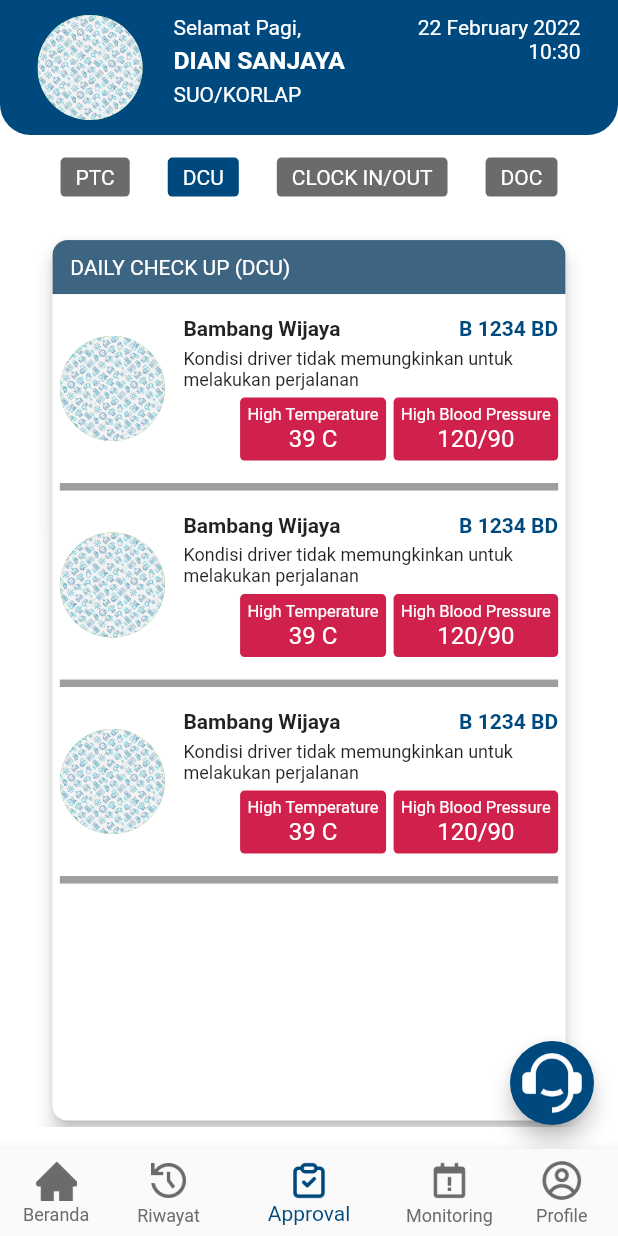
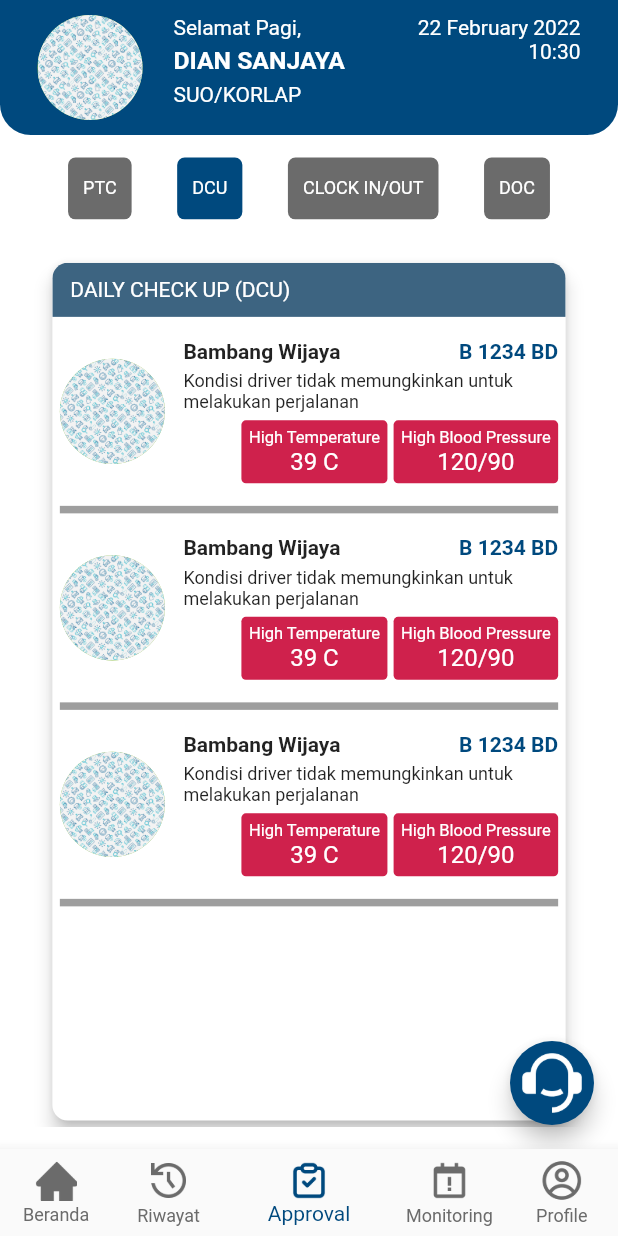
Before and after one commit to uzixCode/par-mobile, a Flutter app: the MainSUOPage screen opened directly, item 3 of the bottom bar chosen, after a tap on "DCU", on a phone screen of 412 x 824 dp. Run offline on Flutter 3.47's test engine with Material 2 defaults, Android fonts, the phone set to English and light mode, and no system bars; our stand-ins replace dio, fluttertoast, get, percent_indicator.

Commit message:
added section tab bar monitoring suo

```diff
--- a/lib/controllers/suo/main/main_suo_page_controller.dart
+++ b/lib/controllers/suo/main/main_suo_page_controller.dart
@@ -6,6 +6,7 @@ import 'package:intl/intl.dart';
 import 'package:par_mobile/views/suo/approval/approval_suo_page.dart';
 import 'package:par_mobile/views/suo/beranda/beranda_suo_page.dart';
 import 'package:get/get.dart';
+import 'package:par_mobile/views/suo/monitoring/monitoring_suo_page.dart';
 
 class MainSUOPageController extends GetxController {
   var dateTimeNow = DateTime.now().obs;
@@ -15,7 +16,7 @@ class MainSUOPageController extends GetxController {
     const BerandaSUOPage(),
     const BerandaSUOPage(),
     const ApprovalSUOPage(),
-    const BerandaSUOPage(),
+    const MonitoringSUOPage(),
     const BerandaSUOPage(),
   ];
   PageController pageController = PageController(initialPage: 0, keepPage: false);
--- /dev/null
+++ b/lib/controllers/suo/monitoring/monitoring_suo_page_controller.dart
@@ -0,0 +1,30 @@
+import 'package:flutter/material.dart';
+import 'package:get/get.dart';
+import 'package:par_mobile/views/suo/monitoring/components/summary_driver_score_section.dart';
+import 'package:par_mobile/views/suo/monitoring/components/summary_fit_dcu_section.dart';
+import 'package:par_mobile/views/suo/monitoring/components/summary_vehicle_score_section.dart';
+import 'package:par_mobile/views/suo/monitoring/components/user_feedback_section.dart';
+
+class MonitoringSUOPageController extends GetxController {
+  var index = 0.obs;
+  List<Widget> tab = [
+    SummaryFitDCUSection(),
+    SummaryVehicleScoreSection(),
+    SummaryDriverScoreSection(),
+    UserFeedbackSection(),
+  ];
+  PageController tabController = PageController(initialPage: 0, keepPage: false);
+  void changeTab(int indexi, {bool? isAnimateTo}) {
+    index.value = indexi;
+    if (isAnimateTo ?? false) {
+      tabController.animateToPage(index.value, duration: const Duration(milliseconds: 400), curve: Curves.linear);
+    }
+    update();
+  }
+
+  @override
+  void onInit() {
+    // TODO: implement onInit
+    super.onInit();
+  }
+}
--- a/lib/views/suo/approval/components/body.dart
+++ b/lib/views/suo/approval/components/body.dart
@@ -73,15 +73,4 @@ class Body extends StatelessWidget {
       ),
     );
   }
-
-  Container buttonSectionApproval(String title) {
-    return Container(
-      decoration: BoxDecoration(color: allColor.primary, borderRadius: BorderRadius.circular(3)),
-      padding: EdgeInsets.symmetric(horizontal: 10, vertical: 5),
-      child: Text(
-        title,
-        style: TextStyle(color: Colors.white),
-      ),
-    );
-  }
 }
--- a/lib/views/suo/approval/components/dcu_section.dart
+++ b/lib/views/suo/approval/components/dcu_section.dart
@@ -81,15 +81,12 @@ class DCUSection extends StatelessWidget {
                                           children: const [
                                             Text("High Temperature",
                                                 style: TextStyle(color: Colors.white, fontSize: 11)),
-                                            SizedBox(
-                                              width: 5,
-                                            ),
                                             Text("39 C", style: TextStyle(color: Colors.white, fontSize: 16))
                                           ],
                                         ),
                                       ),
-                                      const SizedBox(
-                                        width: 5,
+                                      SizedBox(
+                                        width: Get.width * 0.01,
                                       ),
                                       Container(
                                         padding: const EdgeInsets.all(5),
@@ -102,9 +99,6 @@ class DCUSection extends StatelessWidget {
                                           children: const [
                                             Text("High Blood Pressure",
                                                 maxLines: 2, style: TextStyle(color: Colors.white, fontSize: 11)),
-                                            SizedBox(
-                                              width: 5,
-                                            ),
                                             Text("120/90", style: TextStyle(color: Colors.white, fontSize: 16))
                                           ],
                                         ),
--- /dev/null
+++ b/lib/views/suo/monitoring/components/body.dart
@@ -0,0 +1,90 @@
+import 'package:flutter/material.dart';
+import 'package:get/get.dart';
+import 'package:par_mobile/controllers/suo/monitoring/monitoring_suo_page_controller.dart';
+import 'package:par_mobile/widgets/tabbar_item.dart';
+
+class Body extends StatelessWidget {
+  Body({Key? key}) : super(key: key);
+  MonitoringSUOPageController controller = Get.put(MonitoringSUOPageController());
+
+  @override
+  Widget build(BuildContext context) {
+    return SafeArea(
+      child: Padding(
+        padding: EdgeInsets.all(15),
+        child: Column(
+          children: [
+            Obx(
+              () => Row(
+                mainAxisAlignment: MainAxisAlignment.spaceEvenly,
+                children: [
+                  Flexible(
+                    child: TabBarItem(
+                      label: "DCU",
+                      currentIndex: controller.index.value,
+                      compareIndex: 0,
+                      onTap: () {
+                        controller.changeTab(0, isAnimateTo: true);
+                      },
+                    ),
+                  ),
+                  SizedBox(
+                    width: Get.width * 0.01,
+                  ),
+                  Flexible(
+                    child: TabBarItem(
+                      label: "Vehicle Score",
+                      currentIndex: controller.index.value,
+                      compareIndex: 1,
+                      onTap: () {
+                        controller.changeTab(1, isAnimateTo: true);
+                      },
+                    ),
+                  ),
+                  SizedBox(
+                    width: Get.width * 0.01,
+                  ),
+                  Flexible(
+                    child: TabBarItem(
+                      label: "Driver Score",
+                      currentIndex: controller.index.value,
+                      compareIndex: 2,
+                      onTap: () {
+                        controller.changeTab(2, isAnimateTo: true);
+                      },
+                    ),
+                  ),
+                  SizedBox(
+                    width: Get.width * 0.01,
+                  ),
+                  Flexible(
+                    child: TabBarItem(
+                      label: "User Feedback",
+                      currentIndex: controller.index.value,
+                      compareIndex: 3,
+                      onTap: () {
+                        controller.changeTab(3, isAnimateTo: true);
+                      },
+                    ),
+                  ),
+                ],
+              ),
+            ),
+            SizedBox(
+              height: 10,
+            ),
+            Expanded(
+              child: PageView(
+                controller: controller.tabController,
+                children: controller.tab,
+                onPageChanged: (index) {
+                  controller.changeTab(index);
+                },
+              ),
+            ),
+          ],
+        ),
+      ),
+    );
+  }
+}
--- /dev/null
+++ b/lib/views/suo/monitoring/components/summary_driver_score_section.dart
@@ -0,0 +1,12 @@
+import 'package:flutter/material.dart';
+
+class SummaryDriverScoreSection extends StatelessWidget {
+  const SummaryDriverScoreSection({ Key? key }) : super(key: key);
+
+  @override
+  Widget build(BuildContext context) {
+    return Container(
+
+    );
+  }
+}
--- /dev/null
+++ b/lib/views/suo/monitoring/components/summary_fit_dcu_section.dart
@@ -0,0 +1,94 @@
+import 'package:flutter/material.dart';
+import 'package:get/get.dart';
+import 'package:par_mobile/constants/all_color.dart';
+import 'package:par_mobile/widgets/basecard.dart';
+import 'package:percent_indicator/linear_percent_indicator.dart';
+
+class SummaryFitDCUSection extends StatelessWidget {
+  const SummaryFitDCUSection({Key? key}) : super(key: key);
+
+  @override
+  Widget build(BuildContext context) {
+    return BaseCard(
+      label: "RANGKUMAT FIT UNFIT",
+      child: Expanded(
+        child: Padding(
+          padding: const EdgeInsets.fromLTRB(10, 0, 10, 10),
+          child: ListView.builder(
+              itemCount: 5,
+              itemBuilder: (context, index) {
+                return InkWell(
+                  onTap: () {},
+                  child: Column(
+                    children: [
+                      Container(
+                        margin: const EdgeInsets.only(bottom: 15, top: 15),
+                        child: Column(
+                          crossAxisAlignment: CrossAxisAlignment.start,
+                          children: [
+                            Row(
+                              mainAxisAlignment: MainAxisAlignment.spaceBetween,
+                              children: [
+                                const Text(
+                                  "01 Des 2021",
+                                  style: const TextStyle(fontWeight: FontWeight.bold),
+                                ),
+                                Text(
+                                  "1/8",
+                                  style: TextStyle(color: allColor.primary, fontWeight: FontWeight.bold),
+                                )
+                              ],
+                            ),
+                            const SizedBox(
+                              height: 5,
+                            ),
+                            Row(
+                              mainAxisAlignment: MainAxisAlignment.spaceBetween,
+                              children: [
+                                Expanded(
+                                  child: LinearPercentIndicator(
+                                    lineHeight: 10.0,
+                                    linearStrokeCap: LinearStrokeCap.roundAll,
+                                    percent: 0.13,
+                                    barRadius: Radius.circular(15),
+                                    animationDuration: 2000,
+                                    animation: true,
+                                    progressColor: allColor.green,
+                                  ),
+                                ),
+                                SizedBox(
+                                  width: Get.width * 0.05,
+                                ),
+                                const Text(
+                                  "13%",
+                                  maxLines: 4,
+                                  style: TextStyle(fontSize: 18, fontWeight: FontWeight.bold),
+                                ),
+                              ],
+                            ),
+                            const SizedBox(
+                              height: 5,
+                            ),
+                            const Text(
+                              "FIT : 1 | UNFIT : 0",
+                              style: TextStyle(fontSize: 12),
+                            )
+                          ],
+                        ),
+                      ),
+                      Container(
+                        width: double.infinity,
+                        height: 5,
+                        decoration: BoxDecoration(
+                          color: Colors.grey,
+                        ),
+                      ),
+                    ],
+                  ),
+                );
+              }),
+        ),
+      ),
+    );
+  }
+}
--- /dev/null
+++ b/lib/views/suo/monitoring/components/summary_vehicle_score_section.dart
@@ -0,0 +1,12 @@
+import 'package:flutter/material.dart';
+
+class SummaryVehicleScoreSection extends StatelessWidget {
+  const SummaryVehicleScoreSection({ Key? key }) : super(key: key);
+
+  @override
+  Widget build(BuildContext context) {
+    return Container(
+
+    );
+  }
+}
--- /dev/null
+++ b/lib/views/suo/monitoring/components/user_feedback_section.dart
@@ -0,0 +1,12 @@
+import 'package:flutter/material.dart';
+
+class UserFeedbackSection extends StatelessWidget {
+  const UserFeedbackSection({ Key? key }) : super(key: key);
+
+  @override
+  Widget build(BuildContext context) {
+    return Container(
+
+    );
+  }
+}
--- /dev/null
+++ b/lib/views/suo/monitoring/monitoring_suo_page.dart
@@ -0,0 +1,21 @@
+import 'package:flutter/material.dart';
+import 'package:par_mobile/constants/all_color.dart';
+import 'package:par_mobile/views/suo/monitoring/components/body.dart';
+
+class MonitoringSUOPage extends StatelessWidget {
+  const MonitoringSUOPage({Key? key}) : super(key: key);
+
+  @override
+  Widget build(BuildContext context) {
+    return Scaffold(
+        floatingActionButton: FloatingActionButton(
+          onPressed: () {},
+          backgroundColor: allColor.primary,
+          child: Padding(
+            padding: const EdgeInsets.all(8.0),
+            child: Image.asset("assets/images/cs.png"),
+          ),
+        ),
+        body: Body());
+  }
+}
--- a/lib/widgets/tabbar_item.dart
+++ b/lib/widgets/tabbar_item.dart
@@ -1,4 +1,5 @@
 import 'package:flutter/material.dart';
+import 'package:get/get.dart';
 import 'package:par_mobile/constants/all_color.dart';
 
 class TabBarItem extends StatelessWidget {
@@ -15,13 +16,17 @@ class TabBarItem extends StatelessWidget {
     return InkWell(
       onTap: onTap,
       child: Container(
+        height: Get.height * 0.05,
+        alignment: Alignment.center,
         decoration: BoxDecoration(
             color: currentIndex == compareIndex ? allColor.primary : allColor.grey,
-            borderRadius: BorderRadius.circular(3)),
+            borderRadius: BorderRadius.circular(5)),
         padding: EdgeInsets.symmetric(horizontal: 10, vertical: 5),
         child: Text(
           label,
-          style: TextStyle(color: Colors.white),
+          maxLines: 2,
+          textAlign: TextAlign.center,
+          style: TextStyle(color: Colors.white, fontSize: 12),
         ),
       ),
     );
--- a/pubspec.yaml
+++ b/pubspec.yaml
@@ -32,6 +32,7 @@ dependencies:
   flutter:
     sdk: flutter
   fluttertoast: ^8.0.8
+  percent_indicator: ^4.0.0
   get: null
   intl: null
 
```
Also changed, not shown: pubspec.lock.
